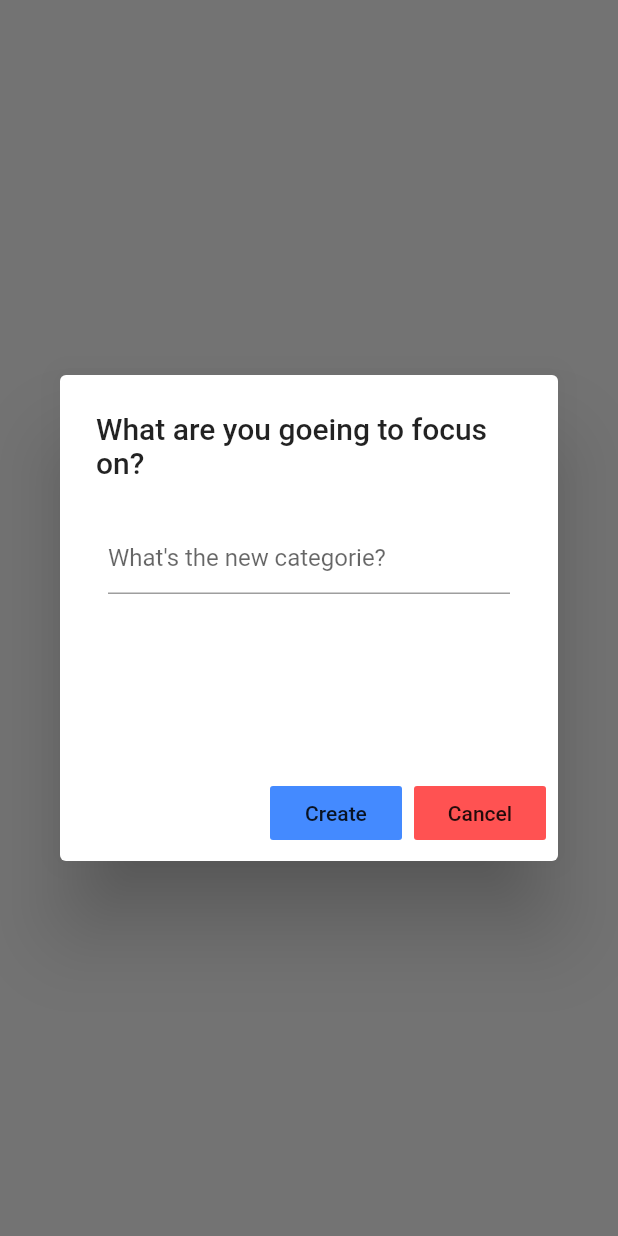
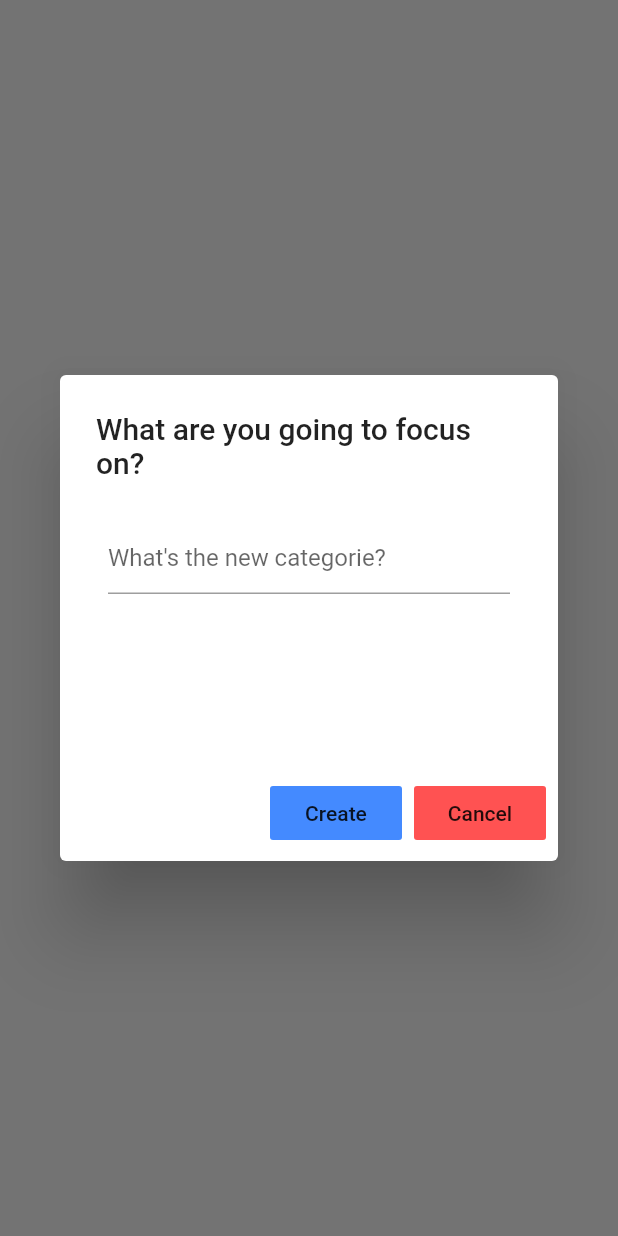
Before and after one commit to joaonetocastro/time_tracker, a Flutter app: what showAddCategoriesDialog() shows on an empty page, opened directly with empty values, on a phone screen of 412 x 824 dp. Run offline on Flutter 3.47's test engine with Material 2 defaults, Android fonts, the phone set to English and light mode, and no system bars; our stand-ins replace pie_chart, sqflite; accounts and stored records are empty; statements that could not run were skipped.

Commit message:
fixing orthography

```diff
--- a/lib/helpers/dialogs_helper.dart
+++ b/lib/helpers/dialogs_helper.dart
@@ -87,7 +87,7 @@ Future<Categorie> showAddCategoriesDialog(BuildContext context, startTimer) asyn
     barrierDismissible: false, // user must tap button!
     builder: (BuildContext context) {
       return AlertDialog(
-        title: Text('What are you goeing to focus on?'),
+        title: Text('What are you going to focus on?'),
         content: Padding(
           padding: const EdgeInsets.all(8.0),
           child: Container(
```
